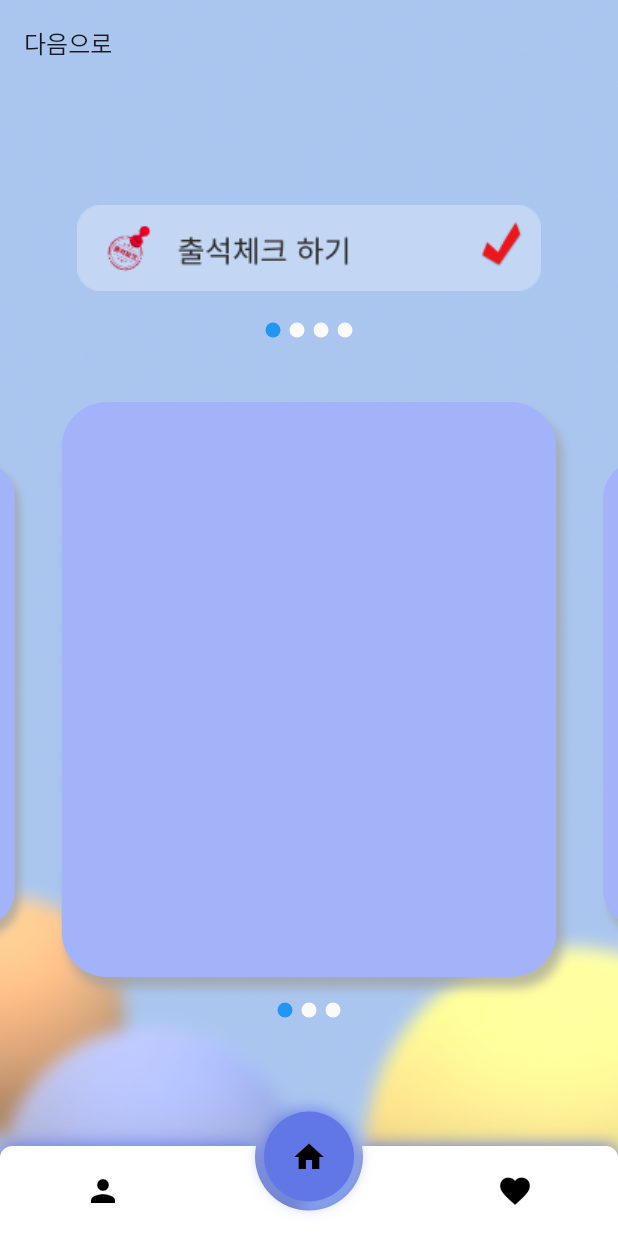
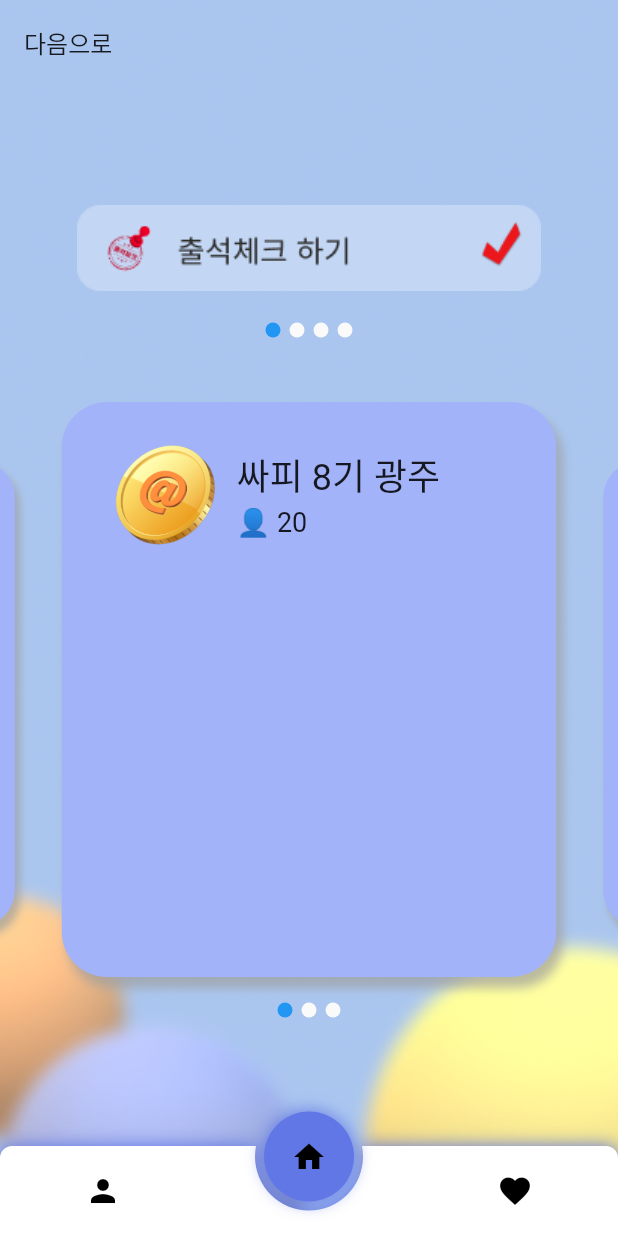
Before and after one commit to ukknown/Mention, a Flutter app: the MainPage screen opened directly, on a phone screen of 412 x 824 dp. Run offline on Flutter 3.47's test engine with Material 2 defaults, Android fonts, the light colour scheme and no system bars; drawn by our look-alikes of card_swiper, circle_nav_bar; our stand-ins replace carousel_slider, flutter_inset_box_shadow.

Commit message:
[FE] feat : 메인페이지 캐러셀 더미 작성

```diff
--- a/app/lib/screens/mainPage.dart
+++ b/app/lib/screens/mainPage.dart
@@ -1,4 +1,6 @@
 // ignore: file_names
+
+// ignore_for_file: prefer_const_constructors, prefer_const_literals_to_create_immutables
 
 import 'package:app/screens/home_screen.dart';
 import 'package:circle_nav_bar/circle_nav_bar.dart';
@@ -91,7 +93,6 @@ class _MainPageState extends State<MainPage> {
               child: Swiper(
                 itemBuilder: (BuildContext context, int index) {
                   return Container(
-                    height: MediaQuery.of(context).size.height * 0.2,
                     margin: const EdgeInsets.fromLTRB(0, 0, 0, 30),
                     decoration: BoxDecoration(
                       color: const Color(0xFFA3B3F9),
@@ -104,6 +105,48 @@ class _MainPageState extends State<MainPage> {
                           offset: const Offset(4, 7),
                         )
                       ],
+                    ),
+                    child: Padding(
+                      padding: const EdgeInsets.symmetric(
+                        vertical: 20,
+                        horizontal: 20,
+                      ),
+                      child: Column(
+                        children: [
+                          Row(
+                            children: [
+                              Flexible(
+                                flex: 1,
+                                child: Image.asset("assets/images/coin.png"),
+                              ),
+                              Flexible(
+                                flex: 2,
+                                child: Column(
+                                  crossAxisAlignment: CrossAxisAlignment.start,
+                                  children: [
+                                    Text(
+                                      "싸피 8기 광주",
+                                      style: TextStyle(
+                                        fontSize: 24,
+                                      ),
+                                    ),
+                                    SizedBox(
+                                      height: 3,
+                                    ),
+                                    Text(
+                                      "👤 20",
+                                      textAlign: TextAlign.start,
+                                      style: TextStyle(
+                                        fontSize: 18,
+                                      ),
+                                    )
+                                  ],
+                                ),
+                              ),
+                            ],
+                          )
+                        ],
+                      ),
                     ),
                   );
                   // return Image.asset(
```
Also changed, not shown: 1 other file.
